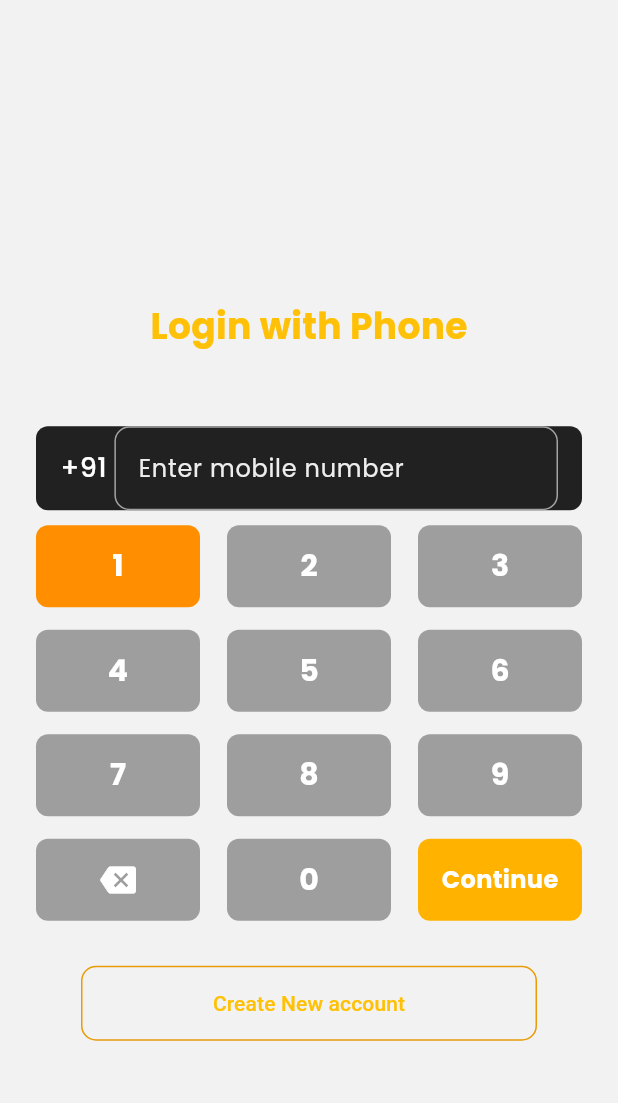
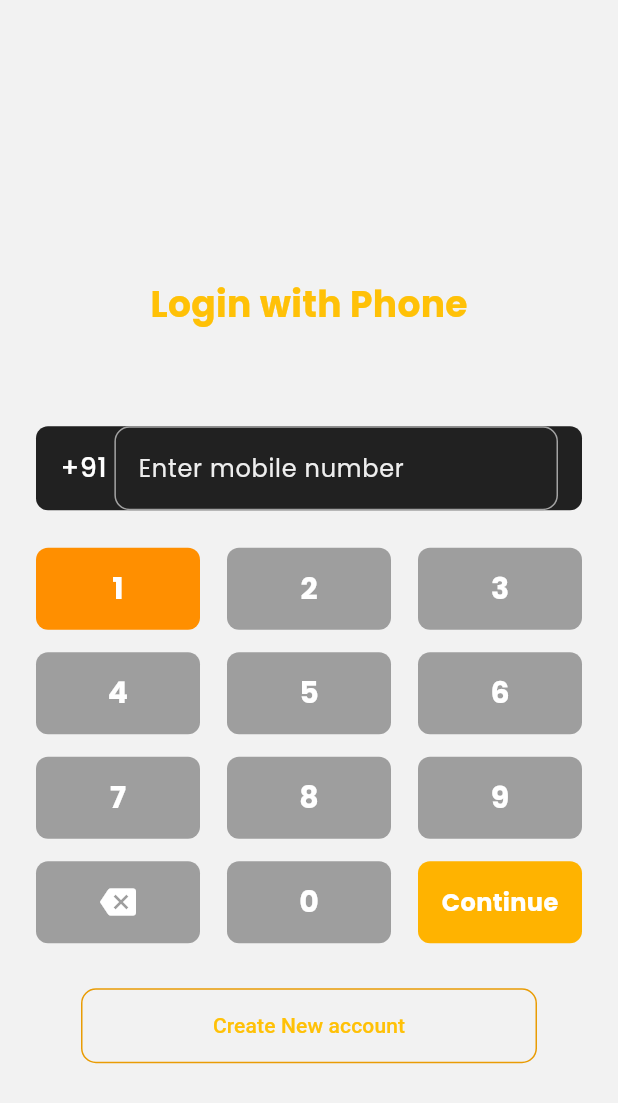
Before and after one commit to Webscicle-Technology-Solution/nandi_app_production, a Flutter app: the screen it shows after launch, item 2 of the bottom bar chosen, after a tap on "Login", on a phone screen of 412 x 824 dp. Shown: the top 1103 px of the screen. Run offline on Flutter 3.47's test engine with Material 3 defaults, Android fonts, the phone set to English and light mode, and no system bars; our stand-ins replace better_player_plus, connectivity_plus, dio, equatable, firebase_core, firebase_messaging and 9 more; missing offline and left inert: telephony; accounts and stored records are empty; network calls fail.

Commit message:
login small chnage for tv

```diff
--- a/lib/features/auth/loginpage_tv.dart
+++ b/lib/features/auth/loginpage_tv.dart
@@ -520,22 +520,22 @@ final hasInternet = !connectivityResults.contains(ConnectivityResult.none);
                                 mainAxisAlignment: MainAxisAlignment.center,
                                 children: [
                                   !isTv
-                                      ? SizedBox(
+                                      ? const SizedBox(
                                           height: 100,
                                         )
                                       : SizedBox.shrink(),
-                                  Text(
-                                    _isOtpSent
-                                        ? 'Enter OTP'
-                                        : 'Login with Phone',
-                                    style: const TextStyle(
+                                  _isOtpSent
+                                        ? const SizedBox.shrink():const Text(
+                                     'Login with Phone',
+                                    style: TextStyle(
                                       fontSize: 24,
                                       fontWeight: FontWeight.bold,
                                       color: Colors.amber,
                                     ),
                                   ),
-                                  SizedBox(height: isTv ? 5 : 50),
+                                  SizedBox(height: isTv ? 20 : 50),
                                   if (!_isOtpSent) ...[
+                                    const SizedBox(height: 15,),
                                     Container(
                                       decoration: BoxDecoration(
                                         color: Colors.grey.shade900,
@@ -572,6 +572,7 @@ final hasInternet = !connectivityResults.contains(ConnectivityResult.none);
                                         ],
                                       ),
                                     ),
+                                    SizedBox(height: 15,)
                                   ] else ...[
                                     Text(
                                       'OTP sent to +91 ${_phoneController.text}',
@@ -608,7 +609,7 @@ final hasInternet = !connectivityResults.contains(ConnectivityResult.none);
                                         ),
                                       ),
                                     ),
-                                     SizedBox(height: isTv ? 5:16),
+                                     SizedBox(height: 16),
                                     _otpTimeLeft > 0
                                         ? Text(
                                             'Resend OTP in $_otpTimeLeft seconds',
@@ -620,7 +621,7 @@ final hasInternet = !connectivityResults.contains(ConnectivityResult.none);
                                             child: const Text('Resend OTP'),
                                           ),
                                   ],
-                                  SizedBox(height: isTv ? 5 : 10),
+                                  SizedBox(height: 10),
                                   // Custom Number Pad
                                   GridView.builder(
                                     shrinkWrap: true,
```
